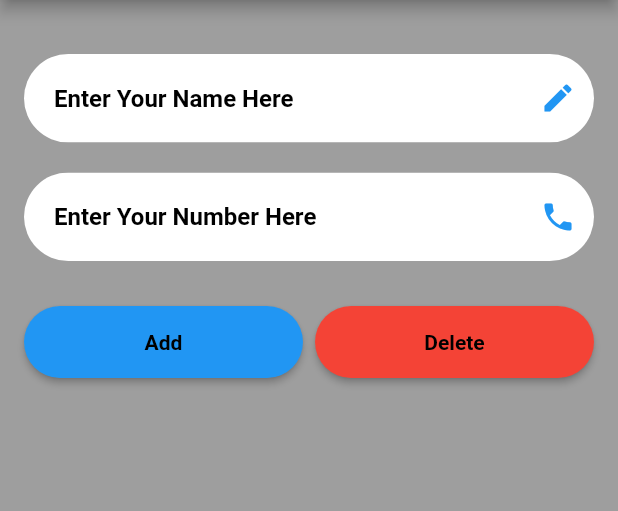
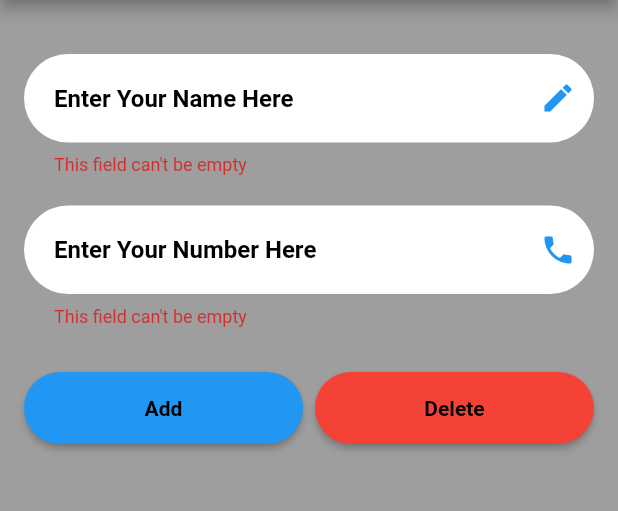
Before and after one commit to MuhamedUssama/Simple-Contacts-Screen-By-Flutter, a Flutter app: the screen it shows after launch, after a tap on "Add", after a tap on "Delete", on a phone screen of 412 x 824 dp, the part 84-595 px from its top. Run offline on Flutter 3.47's test engine with Material 2 defaults, Android fonts, the phone set to English and light mode, and no system bars.

Commit message:
Finished all contacts screen functions

```diff
--- /dev/null
+++ b/lib/Home/contact_item.dart
@@ -0,0 +1,40 @@
+import 'package:assignement_3/Home/model.dart';
+import 'package:flutter/material.dart';
+
+class ContactItem extends StatelessWidget {
+  ContactModel contact = ContactModel(isVisible: false, name: "", phone: "");
+  ContactItem({super.key, required this.contact});
+
+  @override
+  Widget build(BuildContext context) {
+    return Visibility(
+      visible: contact.isVisible,
+      child: Container(
+        padding: const EdgeInsets.symmetric(horizontal: 24, vertical: 30),
+        decoration: BoxDecoration(
+          borderRadius: BorderRadius.circular(30),
+          color: Colors.white,
+        ),
+        child: Column(
+          crossAxisAlignment: CrossAxisAlignment.start,
+          children: [
+            Text(
+              "Name: ${contact.name}",
+              style: const TextStyle(
+                color: Colors.black,
+                fontSize: 20,
+              ),
+            ),
+            Text(
+              "Phone: ${contact.phone}",
+              style: const TextStyle(
+                color: Colors.black,
+                fontSize: 20,
+              ),
+            ),
+          ],
+        ),
+      ),
+    );
+  }
+}
--- a/lib/Home/custom_textfield.dart
+++ b/lib/Home/custom_textfield.dart
@@ -16,9 +16,13 @@ class CustomTextFormField extends StatelessWidget {
 
   @override
   Widget build(BuildContext context) {
-    return ClipRRect(
-      borderRadius: BorderRadius.circular(50),
-      child: TextFormField(
+    return TextFormField(
+      validator: (value) {
+        if (value == null || value.isEmpty) {
+          return "This field can't be empty";
+        }
+        return null;
+      },
       controller: controller,
       keyboardType: type,
       textInputAction: action,
@@ -33,6 +37,21 @@ class CustomTextFormField extends StatelessWidget {
         fillColor: Colors.white,
         filled: true,
         suffixIcon: Icon(icon, color: Colors.blue),
+        enabledBorder: OutlineInputBorder(
+          borderRadius: BorderRadius.circular(50),
+          borderSide: const BorderSide(color: Colors.transparent),
+        ),
+        focusedBorder: OutlineInputBorder(
+          borderRadius: BorderRadius.circular(50),
+          borderSide: const BorderSide(color: Colors.transparent),
+        ),
+        errorBorder: OutlineInputBorder(
+          borderRadius: BorderRadius.circular(50),
+          borderSide: const BorderSide(color: Colors.transparent),
+        ),
+        focusedErrorBorder: OutlineInputBorder(
+          borderRadius: BorderRadius.circular(50),
+          borderSide: const BorderSide(color: Colors.transparent),
         ),
       ),
     );
--- a/lib/Home/home.dart
+++ b/lib/Home/home.dart
@@ -1,4 +1,6 @@
+import 'package:assignement_3/Home/contact_item.dart';
 import 'package:assignement_3/Home/custom_textfield.dart';
+import 'package:assignement_3/Home/model.dart';
 import 'package:flutter/material.dart';
 
 class HomePage extends StatefulWidget {
@@ -12,15 +14,10 @@ class HomePage extends StatefulWidget {
 class _HomePageState extends State<HomePage> {
   late TextEditingController nameController;
   late TextEditingController phoneController;
-  late bool isVisible1 = false;
-  late String name1 = "";
-  late String phone1 = "";
-  late bool isVisible2 = false;
-  late String name2 = "";
-  late String phone2 = "";
-  late bool isVisible3 = false;
-  late String name3 = "";
-  late String phone3 = "";
+  ContactModel contact1 = ContactModel(isVisible: false, name: "", phone: "");
+  ContactModel contact2 = ContactModel(isVisible: false, name: "", phone: "");
+  ContactModel contact3 = ContactModel(isVisible: false, name: "", phone: "");
+  GlobalKey<FormState> formKey = GlobalKey<FormState>();
 
   @override
   void dispose() {
@@ -47,6 +44,8 @@ class _HomePageState extends State<HomePage> {
       body: SingleChildScrollView(
         child: Padding(
           padding: const EdgeInsets.all(16),
+          child: Form(
+            key: formKey,
             child: Column(
               crossAxisAlignment: CrossAxisAlignment.stretch,
               children: [
@@ -72,26 +71,28 @@ class _HomePageState extends State<HomePage> {
                     Expanded(
                       child: ElevatedButton(
                         onPressed: () {
-                        if (isVisible1 == false) {
-                          isVisible1 = true;
-                          name1 = nameController.text;
-                          phone1 = phoneController.text;
+                          if (formKey.currentState?.validate() ?? false) {
+                            if (contact1.isVisible == false) {
+                              contact1.isVisible = true;
+                              contact1.name = nameController.text;
+                              contact1.phone = phoneController.text;
                               nameController.clear();
                               phoneController.clear();
-                        } else if (isVisible2 == false) {
-                          isVisible2 = true;
-                          name2 = nameController.text;
-                          phone2 = phoneController.text;
+                            } else if (contact2.isVisible == false) {
+                              contact2.isVisible = true;
+                              contact2.name = nameController.text;
+                              contact2.phone = phoneController.text;
                               nameController.clear();
                               phoneController.clear();
                             } else {
-                          isVisible3 = true;
-                          name3 = nameController.text;
-                          phone3 = phoneController.text;
+                              contact3.isVisible = true;
+                              contact3.name = nameController.text;
+                              contact3.phone = phoneController.text;
                               nameController.clear();
                               phoneController.clear();
                             }
                             setState(() {});
+                          }
                         },
                         style: ElevatedButton.styleFrom(
                             backgroundColor: Colors.blue,
@@ -110,12 +111,12 @@ class _HomePageState extends State<HomePage> {
                     Expanded(
                       child: ElevatedButton(
                         onPressed: () {
-                        if (isVisible3 == true) {
-                          isVisible3 = false;
-                        } else if (isVisible2 == true) {
-                          isVisible2 = false;
+                          if (contact3.isVisible == true) {
+                            contact3.isVisible = false;
+                          } else if (contact2.isVisible == true) {
+                            contact2.isVisible = false;
                           } else {
-                          isVisible1 = false;
+                            contact1.isVisible = false;
                           }
                           setState(() {});
                         },
@@ -136,99 +137,13 @@ class _HomePageState extends State<HomePage> {
                   ],
                 ),
                 const SizedBox(height: 30),
-              Visibility(
-                visible: isVisible1,
-                child: Container(
-                  padding:
-                      const EdgeInsets.symmetric(horizontal: 24, vertical: 30),
-                  decoration: BoxDecoration(
-                    borderRadius: BorderRadius.circular(30),
-                    color: Colors.white,
-                  ),
-                  child: Column(
-                    crossAxisAlignment: CrossAxisAlignment.start,
-                    children: [
-                      Text(
-                        "Name: $name1",
-                        style: const TextStyle(
-                          color: Colors.black,
-                          fontSize: 20,
-                        ),
-                      ),
-                      Text(
-                        "Phone: $phone1",
-                        style: const TextStyle(
-                          color: Colors.black,
-                          fontSize: 20,
-                        ),
-                      ),
+                ContactItem(contact: contact1),
+                const SizedBox(height: 30),
+                ContactItem(contact: contact2),
+                const SizedBox(height: 30),
+                ContactItem(contact: contact3),
               ],
             ),
-                ),
-              ),
-              const SizedBox(height: 30),
-              Visibility(
-                visible: isVisible2,
-                child: Container(
-                  padding:
-                      const EdgeInsets.symmetric(horizontal: 24, vertical: 30),
-                  decoration: BoxDecoration(
-                    borderRadius: BorderRadius.circular(30),
-                    color: Colors.white,
-                  ),
-                  child: Column(
-                    crossAxisAlignment: CrossAxisAlignment.start,
-                    children: [
-                      Text(
-                        "Name: $name2",
-                        style: const TextStyle(
-                          color: Colors.black,
-                          fontSize: 20,
-                        ),
-                      ),
-                      Text(
-                        "Phone: $phone2",
-                        style: const TextStyle(
-                          color: Colors.black,
-                          fontSize: 20,
-                        ),
-                      ),
-                    ],
-                  ),
-                ),
-              ),
-              const SizedBox(height: 30),
-              Visibility(
-                visible: isVisible3,
-                child: Container(
-                  padding:
-                      const EdgeInsets.symmetric(horizontal: 24, vertical: 30),
-                  decoration: BoxDecoration(
-                    borderRadius: BorderRadius.circular(30),
-                    color: Colors.white,
-                  ),
-                  child: Column(
-                    crossAxisAlignment: CrossAxisAlignment.start,
-                    children: [
-                      Text(
-                        "Name: $name3",
-                        style: const TextStyle(
-                          color: Colors.black,
-                          fontSize: 20,
-                        ),
-                      ),
-                      Text(
-                        "Phone: $phone3",
-                        style: const TextStyle(
-                          color: Colors.black,
-                          fontSize: 20,
-                        ),
-                      ),
-                    ],
-                  ),
-                ),
-              )
-            ],
           ),
         ),
       ),
--- /dev/null
+++ b/lib/Home/model.dart
@@ -0,0 +1,8 @@
+class ContactModel {
+  bool isVisible;
+  String name;
+  String phone;
+
+  ContactModel(
+      {required this.isVisible, required this.name, required this.phone});
+}
```
Lines whose indentation alone changed are shown as unchanged.
